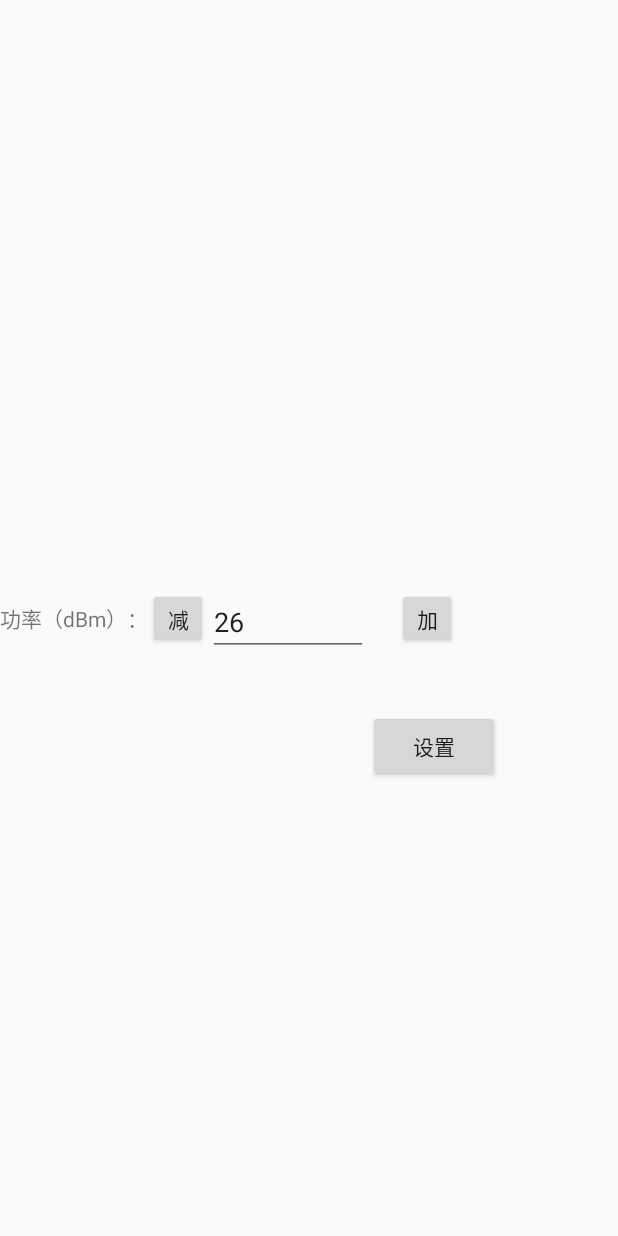
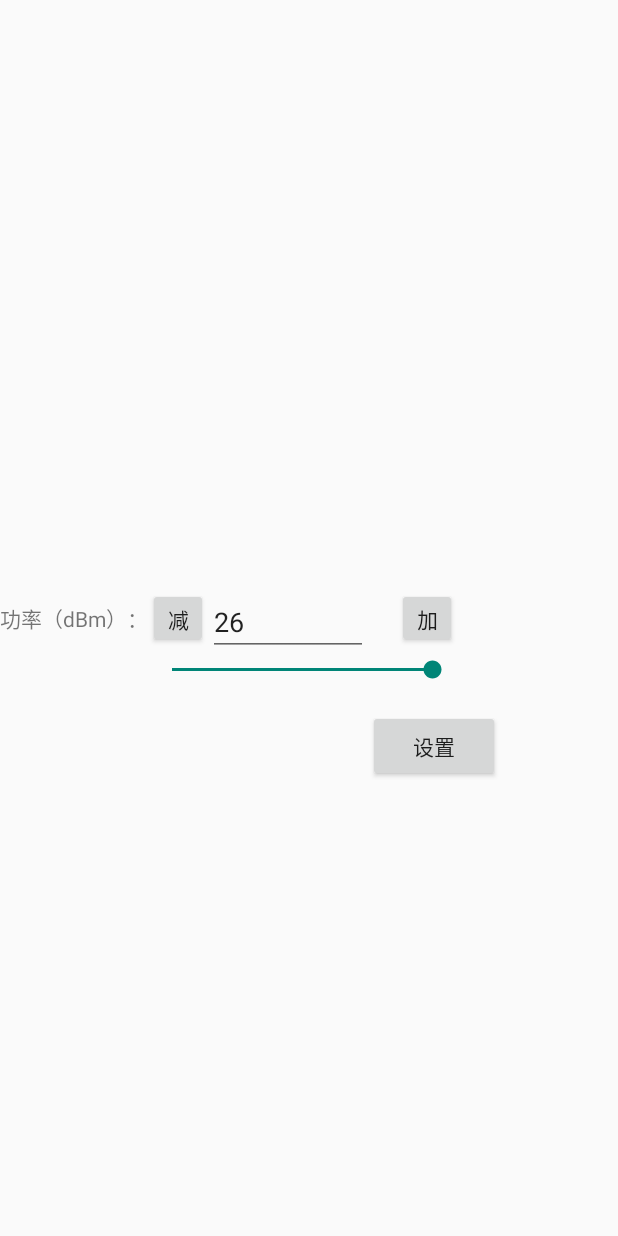
Before and after one commit to kidrocky/inventory_tools, an Android app: the screen it shows after launch (SettingPower), in the options menu, after a tap on "功率设置", on a phone screen of 412 x 824 dp. Run offline under Robolectric (Android 15) with nearby library versions, the phone set to English and light mode, and no system bars; libraries missing offline, so code that uses them is left out: com.android.hdhe; pictures from the network do not load; 5 statements that could not run were skipped.

Commit message:
功率设置增加调节bar

```diff
--- a/app/src/main/java/com/example/administrator/inventorytools/SettingPower.java
+++ b/app/src/main/java/com/example/administrator/inventorytools/SettingPower.java
@@ -10,6 +10,7 @@ import android.view.View;
 import android.view.View.OnClickListener;
 import android.widget.Button;
 import android.widget.EditText;
+import android.widget.SeekBar;
 import android.widget.Toast;
 
 /**
@@ -22,6 +23,7 @@ public class SettingPower extends Activity implements OnClickListener
     private EditText editValues;
     private int value = 26; //初始值为最大，2600为26dbm(value范围16dbm~26dbm)
     private UhfReader reader;
+    private SeekBar sb_power;
 
     @Override
     protected void onCreate(Bundle savedInstanceState)
@@ -49,6 +51,28 @@ public class SettingPower extends Activity implements OnClickListener
         value = getSharedValue();
         editValues.setText("" + value);
 
+        SeekBar sb_power = (SeekBar) findViewById(R.id.sb_power);
+        sb_power.setOnSeekBarChangeListener(new SeekBar.OnSeekBarChangeListener()
+        {
+            @Override
+            public void onProgressChanged(SeekBar seekBar, int progress, boolean fromUser)
+            {
+                int cur_value = 16 + progress;
+                editValues.setText(Integer.toString(cur_value));
+            }
+
+            @Override
+            public void onStartTrackingTouch(SeekBar seekBar)
+            {
+
+            }
+
+            @Override
+            public void onStopTrackingTouch(SeekBar seekBar)
+            {
+
+            }
+        });
     }
 
     //获取存储Value
--- a/app/src/main/java/com/example/administrator/inventorytools/inventory.java
+++ b/app/src/main/java/com/example/administrator/inventorytools/inventory.java
@@ -74,7 +74,7 @@ public class inventory extends ActionBarActivity
         if (reader == null)
         {
             Toast.makeText(getApplicationContext(), "打开RFID读写器失败!", Toast.LENGTH_SHORT).show();
-            return;
+            // return;
         }
         else
         {
@@ -316,7 +316,7 @@ public class inventory extends ActionBarActivity
                         detail_map.put("itemname", jsonObject.getString("itemname"));
                         detail_map.put("id", jsonObject.getInt("id"));
                         detail_map.put("store_desc", "不在库");
-                        detail_map.put("epc", jsonObject.getInt("epc"));
+                        detail_map.put("epc", jsonObject.getString("epc"));
                         System.out.println("555" + detail_map);
                         storehouse_item_map.add(detail_map);
                     }
--- a/app/src/main/res/layout/setting_power.xml
+++ b/app/src/main/res/layout/setting_power.xml
@@ -50,4 +50,14 @@
         android:layout_toRightOf="@+id/editText_power"
         android:text="@string/settings_power_set" />
 
+    <SeekBar
+        android:layout_width="wrap_content"
+        android:layout_height="wrap_content"
+        android:id="@+id/sb_power"
+        android:layout_below="@+id/editText_power"
+        android:layout_alignLeft="@+id/button_min"
+        android:layout_alignRight="@+id/button_plus"
+        android:max="10"
+        android:progress="10"/>
+
 </RelativeLayout>
```
